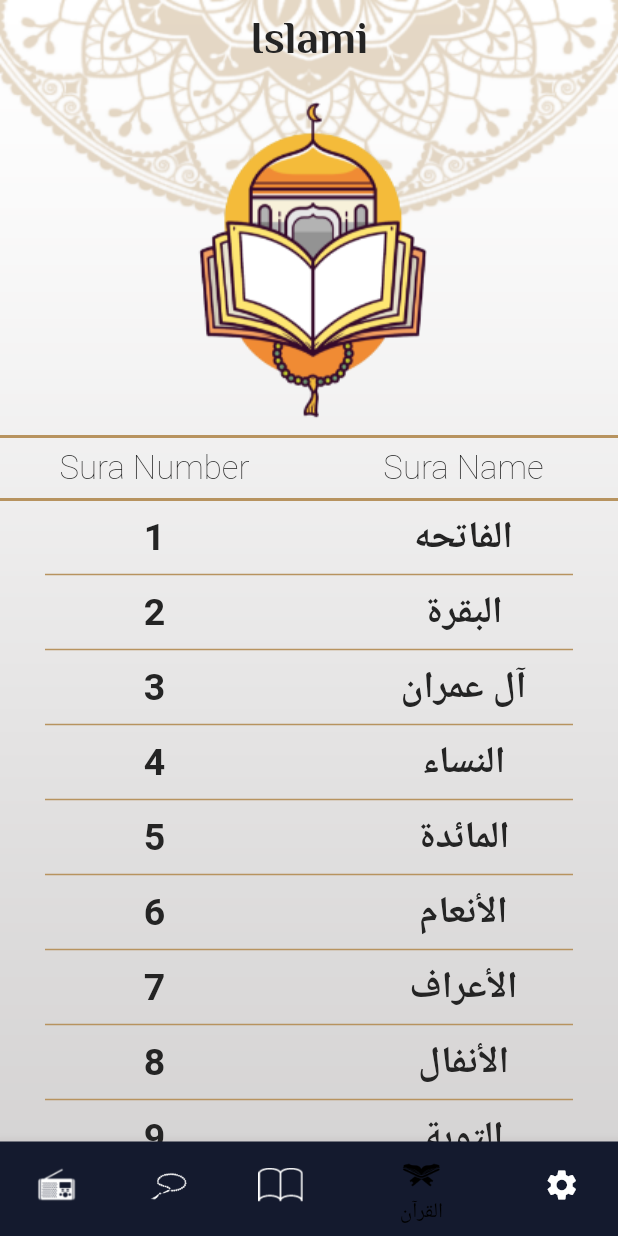
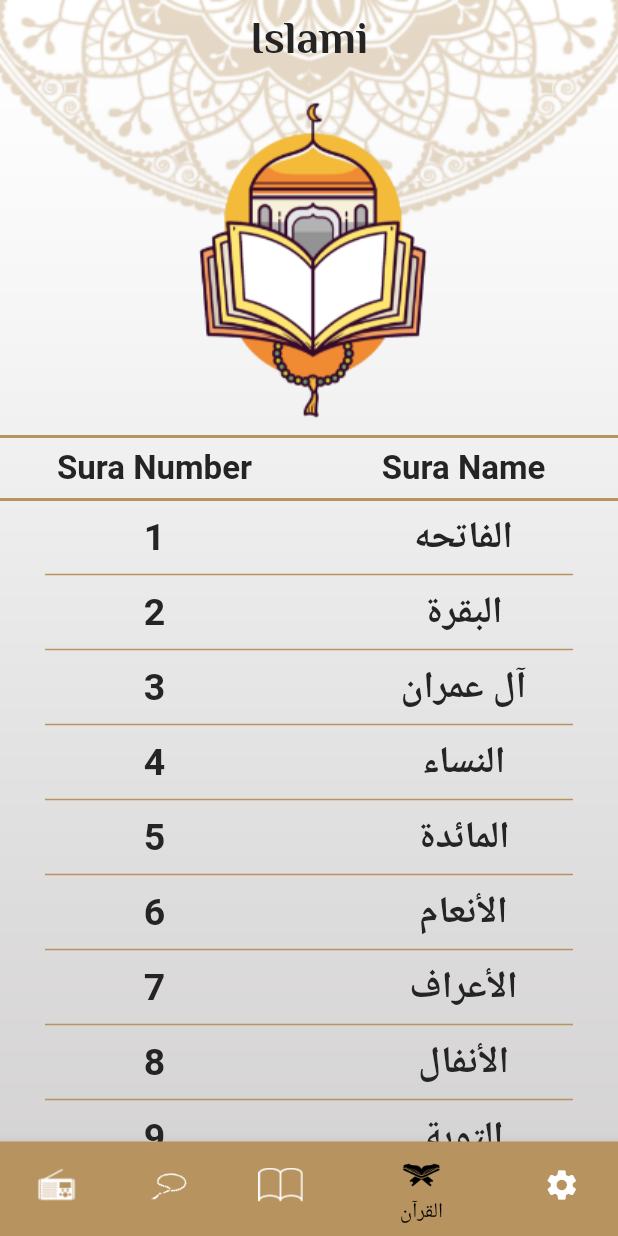
Before and after one commit to saramekawy/islami_hti, a Flutter app: the screen it shows after launch, item 4 of the bottom bar chosen, on a phone screen of 412 x 824 dp. Run offline on Flutter 3.47's test engine with Material 2 defaults, Android fonts, the phone set to English and light mode, and no system bars; our stand-ins replace google_fonts; generated files the repository leaves out were written again; Roboto replaces fonts that are missing (Sacramento).

Commit message:
final touches

```diff
--- a/lib/home.dart
+++ b/lib/home.dart
@@ -1,6 +1,7 @@
 import 'package:flutter/material.dart';
 import 'package:flutter_gen/gen_l10n/app_localizations.dart';
 import 'package:git_test/my_provider.dart';
+import 'package:git_test/my_theme.dart';
 import 'package:git_test/tabs/ahadeth_tab.dart';
 import 'package:git_test/tabs/quran_tab.dart';
 import 'package:git_test/tabs/radio_tab.dart';
@@ -30,14 +31,19 @@ class _HomeScreenState extends State<HomeScreen> {
   Widget build(BuildContext context) {
     var provider = Provider.of<MyProvider>(context);
     return Container(
-      decoration: const BoxDecoration(
+      decoration: BoxDecoration(
           image: DecorationImage(
-              image: AssetImage("assets/images/main_bg.png"),
+              image: provider.themeMode == ThemeMode.light
+                  ? const AssetImage("assets/images/main_bg.png")
+                  : const AssetImage("assets/images/dark_bg.png"),
               fit: BoxFit.fill)),
       child: Scaffold(
         backgroundColor: Colors.transparent,
         appBar: AppBar(
-          title: Text(AppLocalizations.of(context)!.appTitle),
+          title: Text(
+            AppLocalizations.of(context)!.appTitle,
+            style: Theme.of(context).appBarTheme.titleTextStyle,
+          ),
         ),
         bottomNavigationBar: BottomNavigationBar(
             currentIndex: currentIndex,
@@ -45,14 +51,23 @@ class _HomeScreenState extends State<HomeScreen> {
               currentIndex = value;
               setState(() {});
             },
-            items: const [
+            backgroundColor: provider.themeMode == ThemeMode.light
+                ? MyThemeData
+                    .lightTheme.bottomNavigationBarTheme.backgroundColor
+                : MyThemeData
+                    .darkTheme.bottomNavigationBarTheme.backgroundColor,
+            items: [
               BottomNavigationBarItem(
                 icon: ImageIcon(
                   AssetImage("assets/images/radio.png"),
                   size: 30,
                 ),
                 label: 'الراديو',
-                backgroundColor: Color(0xFF141A2E),
+                backgroundColor: provider.themeMode == ThemeMode.light
+                    ? MyThemeData
+                        .lightTheme.bottomNavigationBarTheme.backgroundColor
+                    : MyThemeData
+                        .darkTheme.bottomNavigationBarTheme.backgroundColor,
               ),
               BottomNavigationBarItem(
                 icon: ImageIcon(
@@ -60,7 +75,11 @@ class _HomeScreenState extends State<HomeScreen> {
                   size: 30,
                 ),
                 label: 'التسبيح',
-                backgroundColor: Color(0xFF141A2E),
+                backgroundColor: provider.themeMode == ThemeMode.light
+                    ? MyThemeData
+                        .lightTheme.bottomNavigationBarTheme.backgroundColor
+                    : MyThemeData
+                        .darkTheme.bottomNavigationBarTheme.backgroundColor,
               ),
               BottomNavigationBarItem(
                 icon: ImageIcon(
@@ -68,7 +87,11 @@ class _HomeScreenState extends State<HomeScreen> {
                   size: 30,
                 ),
                 label: 'الأحاديث',
-                backgroundColor: Color(0xFF141A2E),
+                backgroundColor: provider.themeMode == ThemeMode.light
+                    ? MyThemeData
+                        .lightTheme.bottomNavigationBarTheme.backgroundColor
+                    : MyThemeData
+                        .darkTheme.bottomNavigationBarTheme.backgroundColor,
               ),
               BottomNavigationBarItem(
                 icon: ImageIcon(
@@ -76,10 +99,21 @@ class _HomeScreenState extends State<HomeScreen> {
                   size: 30,
                 ),
                 label: 'القرآن',
-                backgroundColor: Color(0xFF141A2E),
+                backgroundColor: provider.themeMode == ThemeMode.light
+                    ? MyThemeData
+                        .lightTheme.bottomNavigationBarTheme.backgroundColor
+                    : MyThemeData
+                        .darkTheme.bottomNavigationBarTheme.backgroundColor,
               ),
               BottomNavigationBarItem(
-                  icon: Icon(Icons.settings), label: "الإعدادات")
+                icon: Icon(Icons.settings),
+                label: "الإعدادات",
+                backgroundColor: provider.themeMode == ThemeMode.light
+                    ? MyThemeData
+                        .lightTheme.bottomNavigationBarTheme.backgroundColor
+                    : MyThemeData
+                        .darkTheme.bottomNavigationBarTheme.backgroundColor,
+              )
             ]),
         body: tabs[currentIndex],
       ),
--- a/lib/l10n/app_ar.arb
+++ b/lib/l10n/app_ar.arb
@@ -8,6 +8,6 @@
   "mode": "الحالة",
   "english": "إنجليزى",
   "arabic": "عربي",
-  "darkMode": "وضع الإضائة",
-  "lightMode": "وضع الظلام"
+  "darkMode": "وضع الظلام",
+  "lightMode": "وضع الإضائة"
 }
--- a/lib/my_provider.dart
+++ b/lib/my_provider.dart
@@ -4,8 +4,9 @@ class MyProvider extends ChangeNotifier {
   int counter = 30;
   int value = 0;
   ThemeMode themeMode = ThemeMode.light;
-  AssetImage lightModeImage = AssetImage("assets/images/main_bg.png");
-  AssetImage DarkModeImage = AssetImage("assets/images/main_bg.png");
+
+  // AssetImage lightModeImage = AssetImage("assets/images/main_bg.png");
+  // AssetImage DarkModeImage = AssetImage("assets/images/main_bg.png");
 
   List<String> azkar = ["سبحان الله", "الله اكبر", "الحمدلله", "done"];
   String language = 'en';
--- a/lib/my_theme.dart
+++ b/lib/my_theme.dart
@@ -17,6 +17,7 @@ class MyThemeData {
           onBackground: blackColor,
           surface: Colors.white,
           onSurface: blackColor),
+      shadowColor: Colors.black,
       primaryColor: primaryColor,
       scaffoldBackgroundColor: Colors.transparent,
       appBarTheme: AppBarTheme(
@@ -42,14 +43,15 @@ class MyThemeData {
         bodySmall:
             GoogleFonts.sacramento(fontSize: 20, fontWeight: FontWeight.w600),
       ),
-      bottomNavigationBarTheme: const BottomNavigationBarThemeData(
+      bottomNavigationBarTheme: BottomNavigationBarThemeData(
         type: BottomNavigationBarType.shifting,
-        backgroundColor: Color(0xFF141A2E),
+        backgroundColor: Color(0xFFB7935F),
         selectedItemColor: Colors.black,
         unselectedItemColor: Colors.white,
       ));
   static ThemeData darkTheme = ThemeData(
-      primaryColor: blackColor,
+      shadowColor: Colors.white,
+      primaryColor: Colors.white,
       scaffoldBackgroundColor: Colors.transparent,
       appBarTheme: const AppBarTheme(
           color: Colors.transparent, elevation: 0.0, centerTitle: true),
@@ -61,7 +63,7 @@ class MyThemeData {
         bodySmall: GoogleFonts.sacramento(
             fontSize: 20, fontWeight: FontWeight.w600, color: Colors.white),
       ),
-      bottomNavigationBarTheme: const BottomNavigationBarThemeData(
+      bottomNavigationBarTheme: BottomNavigationBarThemeData(
           type: BottomNavigationBarType.shifting,
           showSelectedLabels: false,
           showUnselectedLabels: false,
--- a/lib/tabs/ahadeth_tab.dart
+++ b/lib/tabs/ahadeth_tab.dart
@@ -29,7 +29,10 @@ class _AhadethTabState extends State<AhadethTab> {
         ),
         Text(
           "الأحاديث",
-          style: Theme.of(context).textTheme.bodyMedium,
+          style: Theme.of(context)
+              .textTheme
+              .bodyMedium
+              ?.copyWith(fontWeight: FontWeight.bold),
         ),
         Divider(
           color: MyThemeData.primaryColor,
--- a/lib/tabs/quran_tab.dart
+++ b/lib/tabs/quran_tab.dart
@@ -139,11 +139,17 @@ class QuranTab extends StatelessWidget {
             Expanded(
                 child: Center(
                     child: Text(AppLocalizations.of(context)!.suraNumber,
-                        style: Theme.of(context).textTheme.bodyMedium))),
+                        style: Theme.of(context)
+                            .textTheme
+                            .bodyMedium
+                            ?.copyWith(fontWeight: FontWeight.bold)))),
             Expanded(
                 child: Center(
                     child: Text(AppLocalizations.of(context)!.suraName,
-                        style: Theme.of(context).textTheme.bodyMedium))),
+                        style: Theme.of(context)
+                            .textTheme
+                            .bodyMedium
+                            ?.copyWith(fontWeight: FontWeight.bold)))),
           ],
         ),
         const Divider(
```
Also changed, not shown: lib/bottom_sheet_theme.dart (+25 -2 lines), lib/button_sheet_lang.dart (+11 -6 lines), lib/tabs/setting_tab.dart (+8 -2 lines), assets/images/2.0x/dark_bg@2x.png (added), assets/images/3.0x/dark_bg@3x.png (added), assets/images/dark_bg.png (added).
